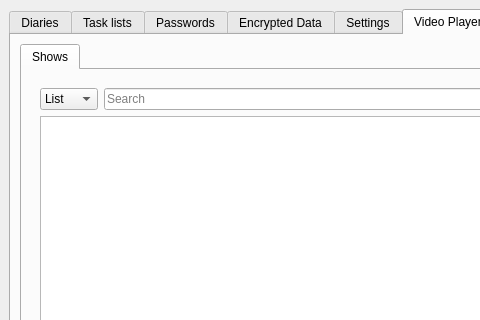
Above: mainwindow.ui from therealMaPMaKeR/MMDiary before the change; both pictures show x 0 to 480 and y 0 to 320 of the 960 by 540 pixel window. Below: the same form after it.
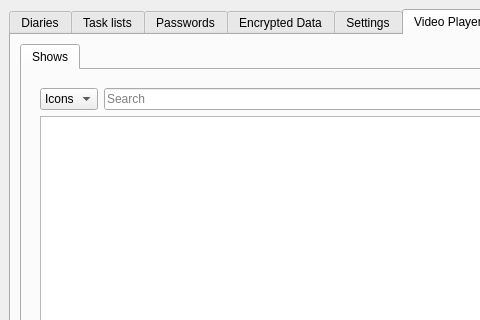
That is the form after the change. Custom widgets are drawn as their Qt base class.

Commit message:
small ui improvement with combo box for view mode
in tv shows

Diff of the .ui file:
```diff
--- a/mainwindow.ui
+++ b/mainwindow.ui
@@ -2036,7 +2036,7 @@
                     </property>
                     <item>
                      <property name="text">
-                      <string>List</string>
+                      <string>Icons</string>
                      </property>
                     </item>
                     <item>
```
Left out of the diff: 2 changed lines with no effect on the pictures. The commit also changes 1 other file.
